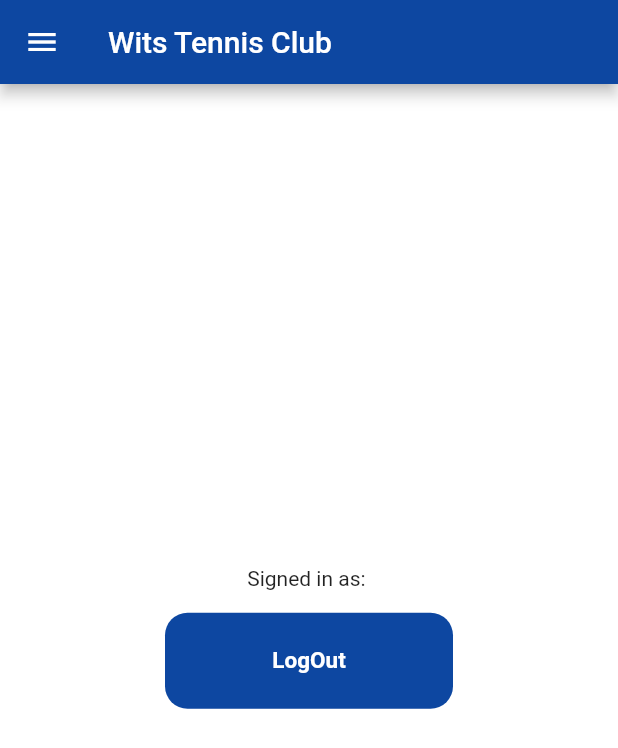
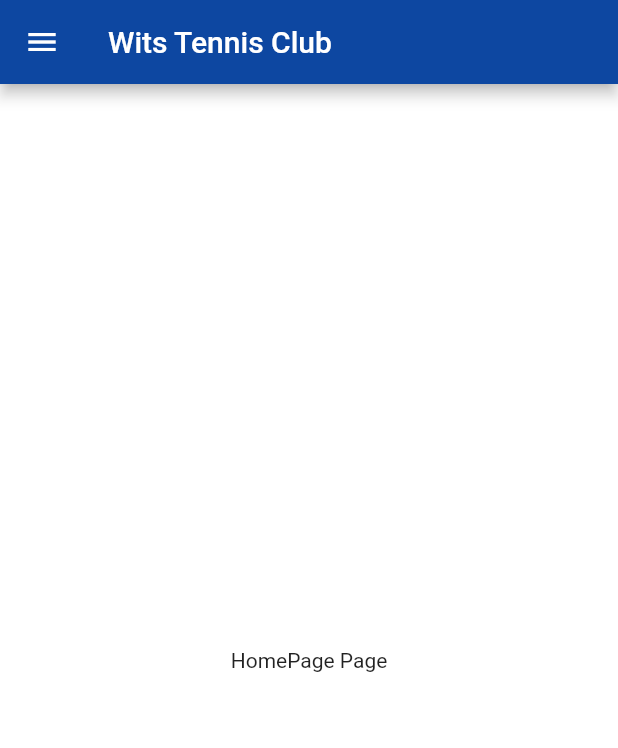
Before and after one commit to MotheoTee/wits_tennis_club, a Flutter app: the Player_Home screen opened by its route, on a phone screen of 412 x 824 dp. Shown: the top 748 px of the screen. Run offline on Flutter 3.47's test engine with Material 2 defaults, Android fonts, the light colour scheme and no system bars; our stand-ins replace firebase_auth, firebase_core; accounts and stored records are empty; network calls fail.

Commit message:
adding all the pages needed on the sidebar

```diff
--- /dev/null
+++ b/lib/admin_pages/admin_homepage.dart
@@ -0,0 +1,19 @@
+import 'package:flutter/cupertino.dart';
+
+class Admin_HomePage extends StatefulWidget {
+  const Admin_HomePage({Key? key}) : super(key: key);
+
+  @override
+  State<Admin_HomePage> createState() => _Admin_HomePageState();
+}
+
+class _Admin_HomePageState extends State<Admin_HomePage> {
+  @override
+  Widget build(BuildContext context) {
+    return Container(
+      child: Center(
+        child: Text("Admin Home Page"),
+      ),
+    );
+  }
+}
--- a/lib/admin_pages/admin_sign_in.dart
+++ b/lib/admin_pages/admin_sign_in.dart
@@ -211,6 +211,10 @@ class _AdminSign_InState extends State<AdminSign_In> {
                     child: GestureDetector(
                       onTap: () {
                         signIn();
+                        setState(() {
+                          _emailController.clear();
+                          _passwordController.clear();
+                        });
                       },
                       child: Container(
                         padding: const EdgeInsets.all(16),
--- a/lib/pages/forgot_password.dart
+++ b/lib/pages/forgot_password.dart
@@ -98,7 +98,7 @@ class _Forgot_PasswordState extends State<Forgot_Password> {
                         borderRadius: BorderRadius.circular(12),
                       ),
                       child: Padding(
-                        padding: EdgeInsets.only(left: 20.0),
+                        padding: const EdgeInsets.only(left: 20.0),
                         child: TextField(
                           controller: _emailController,
                           decoration: const InputDecoration(
--- a/lib/pages/player_home.dart
+++ b/lib/pages/player_home.dart
@@ -1,5 +1,13 @@
 import 'package:firebase_auth/firebase_auth.dart';
 import 'package:flutter/material.dart';
+import 'package:wits_tennis_club/pages/announcements.dart';
+import 'package:wits_tennis_club/pages/player_contactus.dart';
+import 'package:wits_tennis_club/pages/player_homepage.dart';
+import 'package:wits_tennis_club/pages/player_makequery.dart';
+import 'package:wits_tennis_club/pages/player_offcampus.dart';
+import 'package:wits_tennis_club/pages/player_oncampus.dart';
+import 'package:wits_tennis_club/pages/player_privacypolicy.dart';
+import 'package:wits_tennis_club/pages/player_settings.dart';
 import 'package:wits_tennis_club/pages/splash_screen.dart';
 
 import '../components/my_drawer_header.dart';
@@ -29,6 +37,31 @@ class _Player_HomeState extends State<Player_Home> {
 
   @override
   Widget build(BuildContext context) {
+    var container;
+    if(currentPage == DrawerSections.homepage){
+      container = PlayerHomePage2();
+    }
+    else if(currentPage == DrawerSections.announcements){
+      container = Announcements();
+    }
+    else if(currentPage == DrawerSections.oncampus){
+      container = Player_OnCampus();
+    }
+    else if(currentPage == DrawerSections.offcampus){
+      container = Player_OffCampus();
+    }
+    else if(currentPage == DrawerSections.makequery){
+      container = Player_MakeQuery();
+    }
+    else if(currentPage == DrawerSections.settings){
+      container = Player_Settings();
+    }
+    else if(currentPage == DrawerSections.contacts){
+      container = Player_ContactUs();
+    }
+    else if(currentPage == DrawerSections.privacy_policy){
+      container = Player_PrivacyPolicy();
+    }
     return Scaffold(
       backgroundColor: Colors.white,
       appBar: AppBar(
@@ -47,52 +80,7 @@ class _Player_HomeState extends State<Player_Home> {
           ),
         ),
       ),
-      body:SafeArea(
-          child: Center(
-            child: SingleChildScrollView(
-              child: Column(
-                mainAxisAlignment: MainAxisAlignment.center,
-                children: [
-
-                  Text('Signed in as: ' + user.email!),
-
-                  const SizedBox(height: 15),
-
-
-                  //Reset button
-                  Padding(
-                    padding: const EdgeInsets.symmetric(horizontal: 110.0),
-                    child: GestureDetector(
-                      onTap: () {
-
-                      },
-                      child: Container(
-                        padding: const EdgeInsets.all(8),
-                        decoration: BoxDecoration(color: Colors.blue[900],
-                            borderRadius: BorderRadius.circular(15)
-                        ),
-                        child: Center(
-                            child: MaterialButton(
-                              onPressed: () {
-                                logOut();
-                              },
-                              child: const Text(
-                                'LogOut',
-                                style: TextStyle(color: Colors.white,
-                                    fontWeight: FontWeight.bold,
-                                    fontSize: 15
-                                ),
-                              ),
-                            )),
-                      ),
-                    ),
-                  ),
-                  const SizedBox(height: 30),
-                ],
-              ),
-            ),
-          )
-      ) ,
+      body: container,
     );
   }
   Widget MyDrawerList(){
--- /dev/null
+++ b/lib/pages/player_homepage.dart
@@ -0,0 +1,19 @@
+import 'package:flutter/cupertino.dart';
+
+class PlayerHomePage2 extends StatefulWidget {
+  const PlayerHomePage2({Key? key}) : super(key: key);
+
+  @override
+  State<PlayerHomePage2> createState() => _PlayerHomePage2State();
+}
+
+class _PlayerHomePage2State extends State<PlayerHomePage2> {
+  @override
+  Widget build(BuildContext context) {
+    return Container(
+      child: Center(
+        child: Text("HomePage Page"),
+      ),
+    );
+  }
+}
--- a/lib/pages/sign_in.dart
+++ b/lib/pages/sign_in.dart
@@ -29,6 +29,7 @@ class _Sign_InState extends State<Sign_In> {
       ).then((value) =>
       //Navigator.canPop(context) ? Navigator.pop(context) : null);
           print("Signed In Successfully"));
+          if(context.mounted) Navigator.pop(context);
           Navigator.pushNamed(context, '/playerHome');
     } on FirebaseAuthException catch (e) {
       Navigator.of(context).pop();
@@ -210,6 +211,11 @@ class _Sign_InState extends State<Sign_In> {
                     child: GestureDetector(
                       onTap: () {
                         signIn();
+                        setState(() {
+                          _emailController.clear();
+                          _passwordController.clear();
+                        });
+                        Navigator.pop(context);
                       },
                       child: Container(
                         padding: const EdgeInsets.all(16),
```
Also changed, not shown: lib/admin_pages/admin_announcements.dart (added, +19 -0 lines), lib/admin_pages/admin_home.dart (+34 -46 lines), lib/admin_pages/admin_offcampus.dart (added, +19 -0 lines), lib/admin_pages/admin_oncampus.dart (added, +19 -0 lines), lib/admin_pages/admin_players.dart (added, +19 -0 lines), lib/admin_pages/admin_settings.dart (added, +19 -0 lines), lib/pages/announcements.dart (added, +19 -0 lines), lib/pages/player_contactus.dart (added, +19 -0 lines), lib/pages/player_makequery.dart (added, +19 -0 lines), lib/pages/player_offcampus.dart (added, +19 -0 lines), lib/pages/player_oncampus.dart (added, +19 -0 lines), lib/pages/player_privacypolicy.dart (added, +19 -0 lines), lib/pages/player_settings.dart (added, +19 -0 lines).
